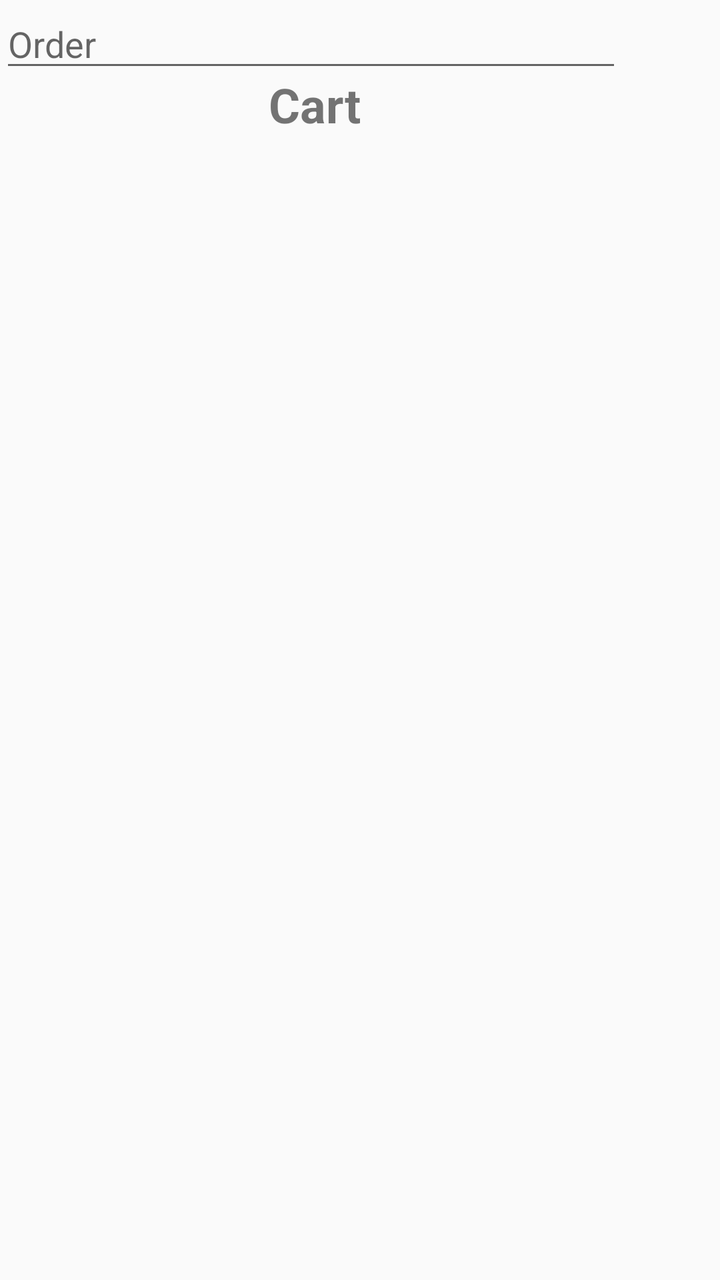
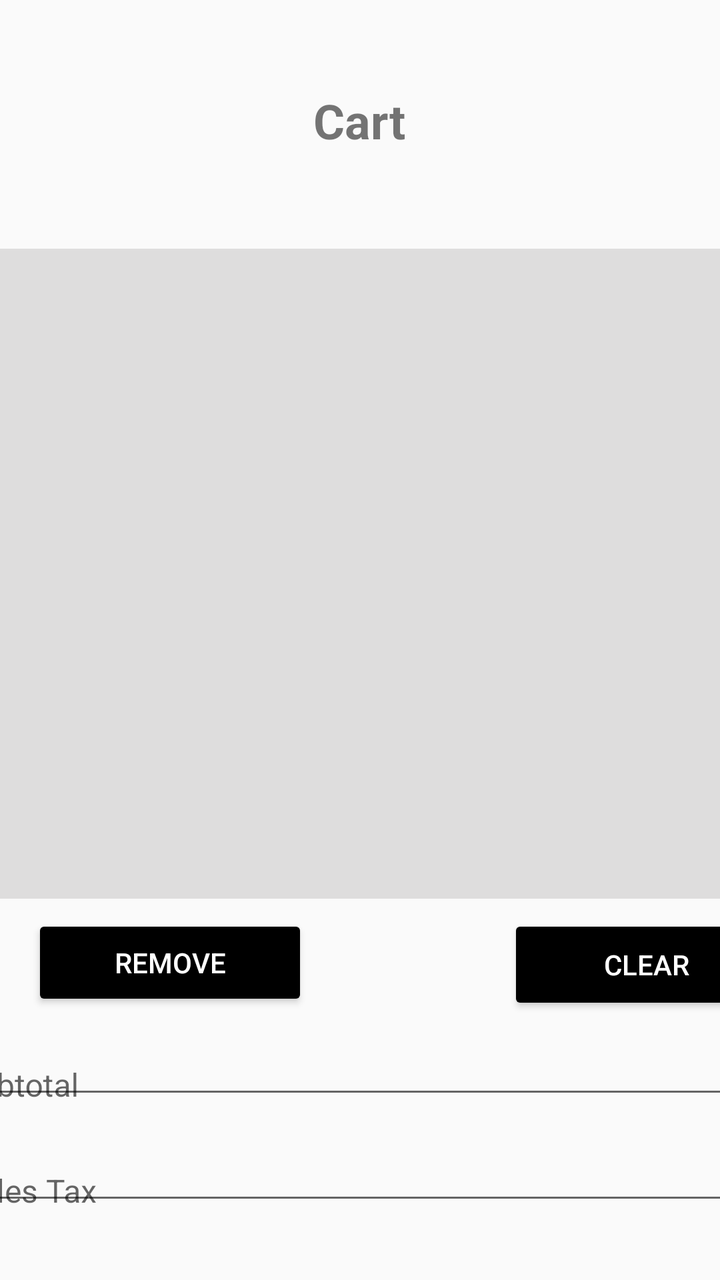

Two renders of the same Android screen: before a commit and after it. Below are the layout's source before the change and the commit's diff.
<!-- AndroidManifest.xml: application theme Theme.RUPizza -->
<!-- res/layout/view_cart.xml -->
<?xml version="1.0" encoding="utf-8"?>
<androidx.constraintlayout.widget.ConstraintLayout xmlns:android="http://schemas.android.com/apk/res/android"
    xmlns:app="http://schemas.android.com/apk/res-auto"
    xmlns:tools="http://schemas.android.com/tools"
    android:id="@+id/main"
    android:layout_width="match_parent"
    android:layout_height="match_parent">
    

    <TextView
        android:id="@+id/textView2"
        android:layout_width="wrap_content"
        android:layout_height="wrap_content"
        android:layout_marginTop="36dp"
        android:layout_marginEnd="180dp"
        android:gravity="center"
        android:text="Cart"
        android:textSize="24sp"
        android:textStyle="bold"
        app:layout_constraintEnd_toEndOf="parent"
        app:layout_constraintTop_toTopOf="parent" />

    <ListView
        android:layout_width="377dp"
        android:layout_height="402dp"
        android:layout_marginTop="32dp"
        android:layout_marginEnd="16dp"
        app:layout_constraintBottom_toBottomOf="parent"
        app:layout_constraintEnd_toEndOf="parent"
        app:layout_constraintTop_toBottomOf="@+id/textView2"
        app:layout_constraintVertical_bias="0.138" />

    <com.google.android.material.textfield.TextInputEditText
        android:layout_width="311dp"
        android:layout_height="41dp"
        android:hint="Order"
        tools:layout_editor_absoluteX="50dp"
        tools:layout_editor_absoluteY="86dp" />
</androidx.constraintlayout.widget.ConstraintLayout>
<!-- resources referenced by this layout -->
<resources>
  <style name="Theme.RUPizza" parent="Theme.AppCompat.Light.NoActionBar">
          
          <item name="colorPrimary">@color/purple_500</item>
          <item name="colorPrimaryDark">@color/purple_700</item>
          <item name="colorAccent">@color/teal_200</item>
      </style>
  <color name="purple_500">#FF6200EE</color>
  <color name="purple_700">#FF3700B3</color>
  <color name="teal_200">#FF03DAC5</color>
</resources>

<!-- the commit's change to res/layout/view_cart.xml (unified diff, before → after) -->
@@ -11,29 +11,126 @@
         android:id="@+id/textView2"
         android:layout_width="wrap_content"
         android:layout_height="wrap_content"
-        android:layout_marginTop="36dp"
-        android:layout_marginEnd="180dp"
+        android:layout_marginTop="44dp"
         android:gravity="center"
         android:text="Cart"
         android:textSize="24sp"
         android:textStyle="bold"
         app:layout_constraintEnd_toEndOf="parent"
+        app:layout_constraintHorizontal_bias="0.498"
+        app:layout_constraintStart_toStartOf="parent"
         app:layout_constraintTop_toTopOf="parent" />
 
     <ListView
-        android:layout_width="377dp"
-        android:layout_height="402dp"
-        android:layout_marginTop="32dp"
-        android:layout_marginEnd="16dp"
-        app:layout_constraintBottom_toBottomOf="parent"
+        android:id="@+id/listView"
+        android:layout_width="384dp"
+        android:layout_height="325dp"
+        android:layout_marginTop="48dp"
+        android:background="#DEDDDD"
         app:layout_constraintEnd_toEndOf="parent"
-        app:layout_constraintTop_toBottomOf="@+id/textView2"
-        app:layout_constraintVertical_bias="0.138" />
+        app:layout_constraintHorizontal_bias="0.531"
+        app:layout_constraintStart_toStartOf="parent"
+        app:layout_constraintTop_toBottomOf="@+id/textView2" />
 
-    <com.google.android.material.textfield.TextInputEditText
-        android:layout_width="311dp"
-        android:layout_height="41dp"
-        android:hint="Order"
-        tools:layout_editor_absoluteX="50dp"
-        tools:layout_editor_absoluteY="86dp" />
+    <TextView
+        android:id="@+id/tv_orderNum"
+        android:layout_width="69dp"
+        android:layout_height="23dp"
+        android:layout_marginTop="16dp"
+        app:layout_constraintEnd_toEndOf="parent"
+        app:layout_constraintStart_toStartOf="parent"
+        app:layout_constraintTop_toBottomOf="@+id/textView2" />
+
+    <Button
+        android:id="@+id/button"
+        android:layout_width="138dp"
+        android:layout_height="48dp"
+        android:layout_marginStart="16dp"
+        android:layout_marginTop="8dp"
+        android:backgroundTint="@color/black"
+        android:text="Remove"
+        android:textColor="@color/white"
+        app:layout_constraintStart_toStartOf="parent"
+        app:layout_constraintTop_toBottomOf="@+id/listView" />
+
+    <Button
+        android:id="@+id/button2"
+        android:layout_width="139dp"
+        android:layout_height="50dp"
+        android:layout_marginStart="100dp"
+        android:backgroundTint="@color/black"
+        android:text="Clear"
+        android:textColor="@color/white"
+        app:layout_constraintStart_toEndOf="@+id/button"
+        app:layout_constraintTop_toTopOf="@+id/button" />
+
+    <Button
+        android:id="@+id/button3"
+        android:layout_width="139dp"
+        android:layout_height="50dp"
+        android:layout_marginTop="12dp"
+        android:layout_marginEnd="12dp"
+        android:backgroundTint="@color/black"
+        android:text="Place Order"
+        android:textColor="@color/white"
+        app:layout_constraintEnd_toEndOf="parent"
+        app:layout_constraintTop_toBottomOf="@+id/textInputLayout" />
+
+    <com.google.android.material.textfield.TextInputLayout
+        android:id="@+id/textInputLayout2"
+        android:layout_width="409dp"
+        android:layout_height="37dp"
+        android:layout_marginTop="12dp"
+        app:layout_constraintEnd_toEndOf="parent"
+        app:layout_constraintStart_toStartOf="parent"
+        app:layout_constraintTop_toBottomOf="@+id/button">
+
+        <com.google.android.material.textfield.TextInputEditText
+            android:layout_width="match_parent"
+            android:layout_height="wrap_content"
+            android:editable="false"
+            android:hint="Subtotal"
+            android:textSize="16sp"
+            tools:layout_editor_absoluteX="1dp"
+            tools:layout_editor_absoluteY="530dp" />
+    </com.google.android.material.textfield.TextInputLayout>
+
+    <com.google.android.material.textfield.TextInputLayout
+        android:id="@+id/textInputLayout3"
+        android:layout_width="409dp"
+        android:layout_height="37dp"
+        android:layout_marginTop="16dp"
+        app:layout_constraintEnd_toEndOf="parent"
+        app:layout_constraintStart_toStartOf="parent"
+        app:layout_constraintTop_toBottomOf="@+id/textInputLayout2">
+
+        <com.google.android.material.textfield.TextInputEditText
+            android:layout_width="match_parent"
+            android:layout_height="match_parent"
+            android:editable="false"
+            android:hint="Sales Tax"
+            android:textSize="16sp"
+            tools:layout_editor_absoluteX="1dp"
+            tools:layout_editor_absoluteY="575dp" />
+    </com.google.android.material.textfield.TextInputLayout>
+
+    <com.google.android.material.textfield.TextInputLayout
+        android:id="@+id/textInputLayout"
+        android:layout_width="409dp"
+        android:layout_height="37dp"
+        android:layout_marginTop="16dp"
+        app:layout_constraintEnd_toEndOf="parent"
+        app:layout_constraintStart_toStartOf="parent"
+        app:layout_constraintTop_toBottomOf="@+id/textInputLayout3">
+
+        <com.google.android.material.textfield.TextInputEditText
+            android:layout_width="match_parent"
+            android:layout_height="wrap_content"
+            android:editable="false"
+            android:hint="Order Total"
+            android:textSize="16sp"
+            tools:layout_editor_absoluteX="1dp"
+            tools:layout_editor_absoluteY="637dp" />
+    </com.google.android.material.textfield.TextInputLayout>
+
 </androidx.constraintlayout.widget.ConstraintLayout>
<!-- resource entries referenced after the edit -->
@@ -1,5 +1,7 @@
 <!-- resources referenced by this layout -->
 <resources>
+  <color name="black">#FF000000</color>
+  <color name="white">#FFFFFFFF</color>
   <style name="Theme.RUPizza" parent="Theme.AppCompat.Light.NoActionBar">
           
           <item name="colorPrimary">@color/purple_500</item>
